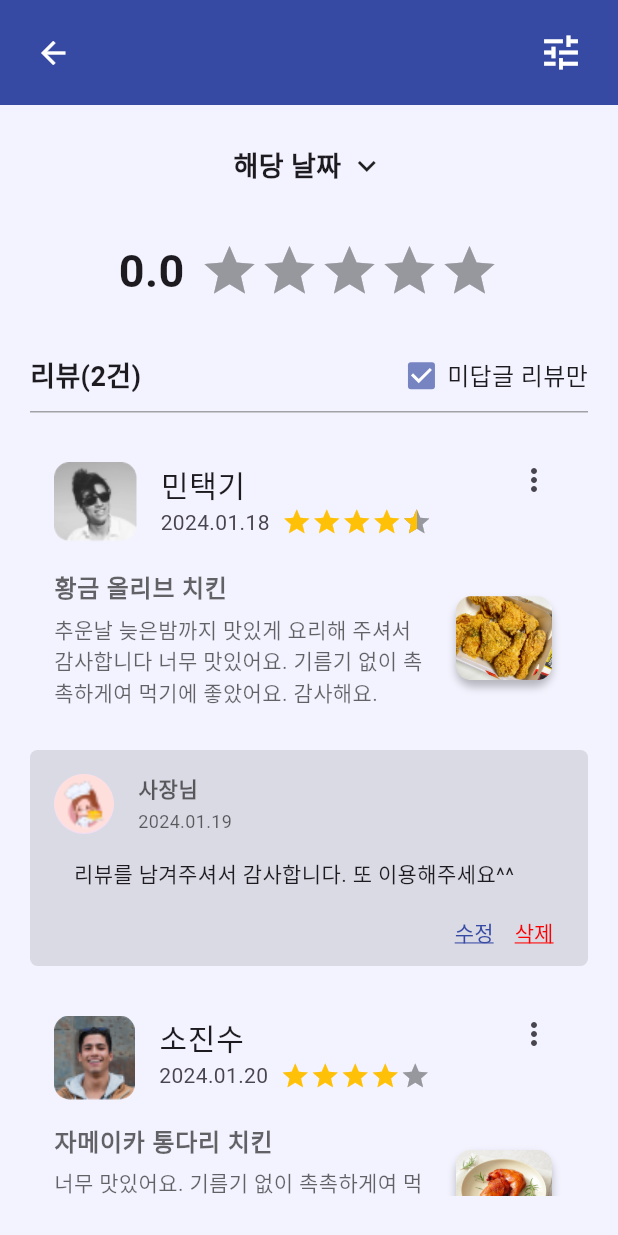
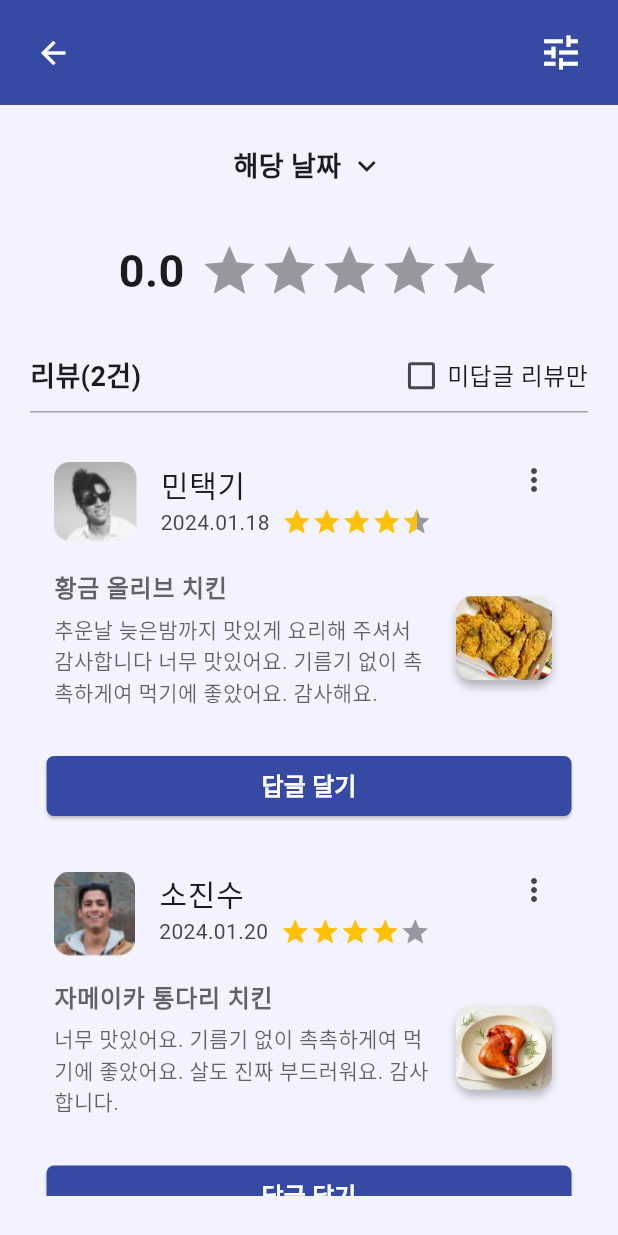
Before and after one commit to CSAI-CommentScribeAI/frontend, a Flutter app: the ReviewPage screen opened directly with empty values, on a phone screen of 412 x 824 dp. Run offline on Flutter 3.47's test engine with Material 3 defaults, Android fonts, the phone set to English and light mode, and no system bars; drawn by our look-alikes of flutter_rating_bar; our stand-ins replace email_validator, get, syncfusion_flutter_charts, toggle_switch.

Commit message:
fix : #16 기능 수정
미답글 리뷰만 체크박스 선택 시 답글 버튼이 나오게 수정

```diff
--- a/lib/screens/review_screen.dart
+++ b/lib/screens/review_screen.dart
@@ -17,7 +17,7 @@ class _ReviewPageState extends State<ReviewPage> {
   double rate = 0.0; // 선택된 날짜에 해당하는 리뷰들의 평균 별점
   bool isExpanded = false;
   late int reviewNum;
-  bool isReplied = true; // 답글 유무
+  bool isReplied = false; // 답글 유무
 
   List<Map<String, dynamic>> dateList = [
     {
@@ -149,6 +149,7 @@ class _ReviewPageState extends State<ReviewPage> {
                             final date = dateList[index]; // date는 객체가 됨
                             return ListTile(
                               onTap: () {
+                                Navigator.pop(context);
                                 bottomState(() {
                                   setState(() {
                                     for (int i = 0; i < dateList.length; i++) {
@@ -473,7 +474,6 @@ class _ReviewPageState extends State<ReviewPage> {
                                     // 답글 달기 버튼
                                     // 아마도 작성 유형이나 답글 등록 버튼 누를 때 isReplied 값 상태 변경할 예정
                                     if (isReplied)
-
                                       // 답글이 생성되었을 때
                                       Container(
                                         width: double.infinity,
@@ -532,7 +532,7 @@ class _ReviewPageState extends State<ReviewPage> {
                                                       const Color(0xFFFF0000),
                                                 ),
                                               ],
-                                            )
+                                            ),
                                           ],
                                         ),
                                       )
```
